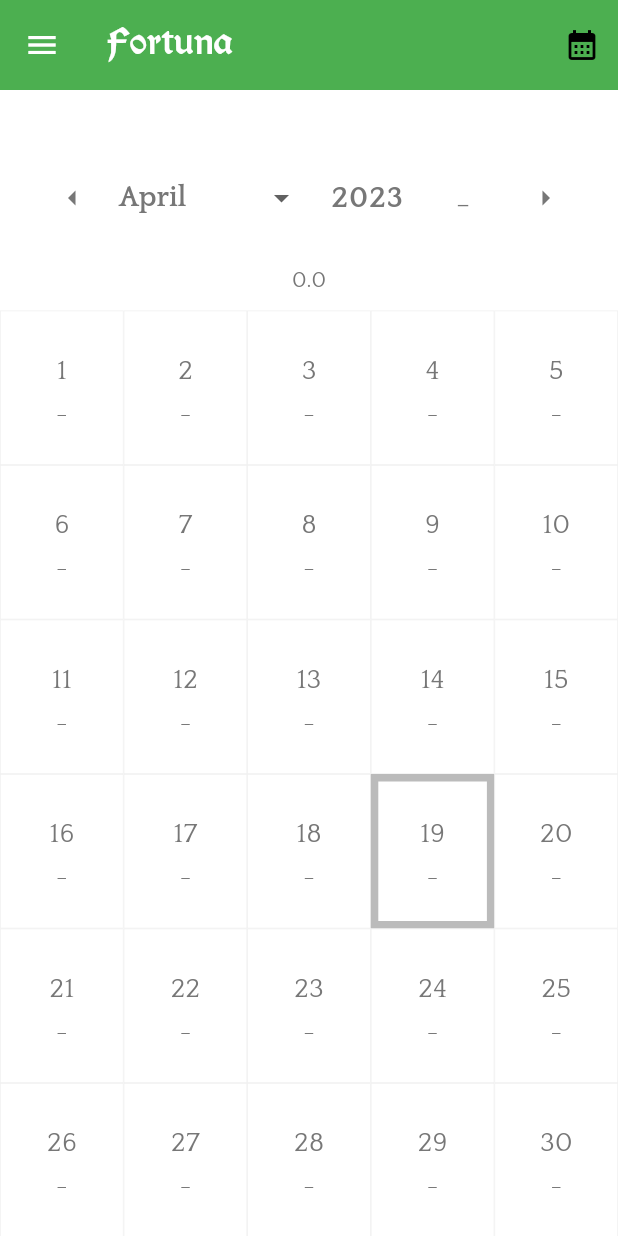
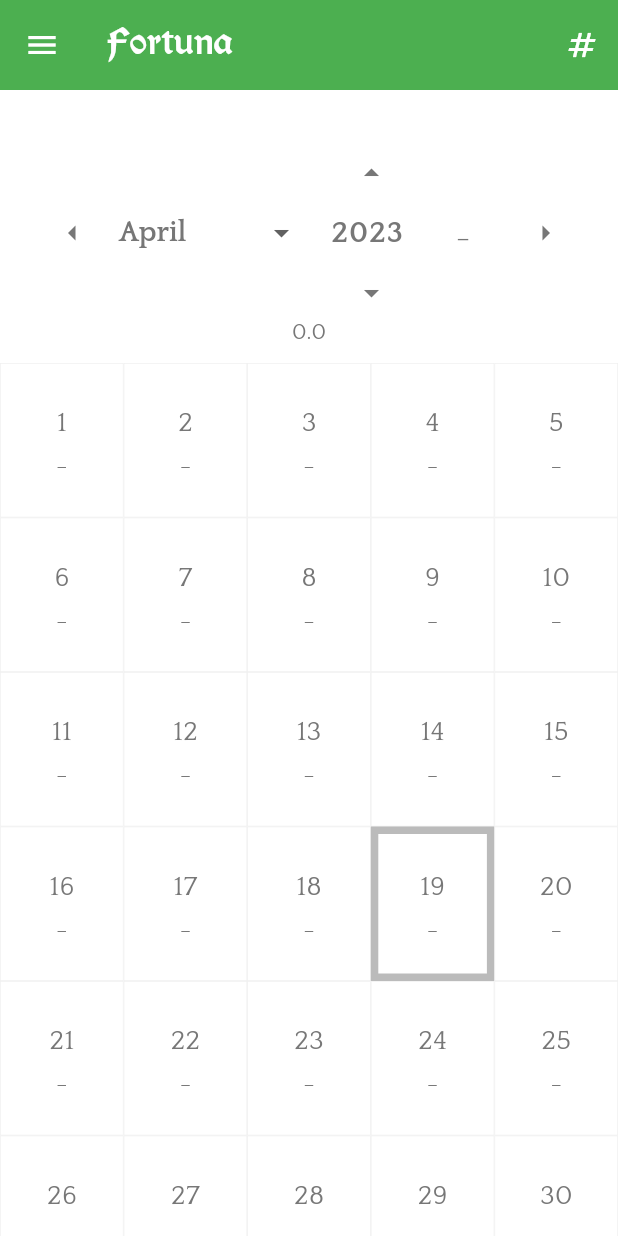
Before and after one commit to fulcrum6378/fortuna_flutter, a Flutter app: the Fortuna screen opened directly, after a tap on the "arrow left" icon, on a phone screen of 412 x 824 dp. Run offline on Flutter 3.47's test engine with Material 2 defaults, Android fonts, the phone set to English and light mode, and no system bars; our stand-ins replace file_picker, jiffy, share_plus, shared_preferences, vibration; missing offline and left inert: flutter_document_picker, format, share_plus_platform_interface; accounts and stored records are empty.

Commit message:
2023.04.19 - 2 (modifications)

```diff
--- a/lib/main.dart
+++ b/lib/main.dart
@@ -53,10 +53,12 @@ void main() {
         contentTextStyle: Fortuna.font(17, night: false),
         shape: mediumCornerStyle,
         backgroundColor: Fortuna.cpu,
+        surfaceTintColor: Fortuna.cpu,
       ),
       popupMenuTheme: popupMenu,
       scaffoldBackgroundColor: Colors.white,
       splashColor: Fortuna.cpw,
+      canvasColor: Fortuna.cpu,
       useMaterial3: true,
     ),
     darkTheme: ThemeData(
@@ -74,10 +76,12 @@ void main() {
         contentTextStyle: Fortuna.font(17, night: true),
         shape: mediumCornerStyle,
         backgroundColor: Fortuna.cpu,
+        surfaceTintColor: Fortuna.cpu,
       ),
       popupMenuTheme: popupMenu,
       scaffoldBackgroundColor: Colors.black,
       splashColor: Fortuna.cwd,
+      canvasColor: Fortuna.cpu,
       useMaterial3: true,
     ),
     themeMode: ThemeMode.system,
@@ -96,6 +100,7 @@ class Fortuna extends StatelessWidget {
   static bool lunaChanged = false;
   static String l = "en";
   static SharedPreferences? sp;
+  static bool showingSnackbar = false;
 
   static Luna emptyLuna() => Luna(calendar);
 
@@ -184,7 +189,7 @@ class Fortuna extends StatelessWidget {
         ),
         actions: <Widget>[
           PopupMenuButton<NumeralType>(
-            icon: Icon(Icons.calendar_month),
+            icon: Icon(Icons.numbers, color: Colors.white),
             tooltip: s('numerals'),
             initialValue: BaseNumeral.findById(selectedNumType),
             //elevation: 0, // In order to fix the grey problem!
@@ -193,6 +198,7 @@ class Fortuna extends StatelessWidget {
               Grid.id.currentState?.setState(() {});
               Fortuna.shake();
             },
+            surfaceTintColor: Fortuna.cpu,
             itemBuilder: (BuildContext c) =>
                 [for (int i = 0; i < BaseNumeral.all.length; i++) i].map((i) {
               NumeralType type = BaseNumeral.all[i];
@@ -284,9 +290,18 @@ class Fortuna extends StatelessWidget {
               ),
             ),
             navButton(context, Icons.outbox, 'navExport', () {
-              ScaffoldMessenger.of(context).showSnackBar(SnackBar(
+              if (showingSnackbar) return;
+              ScaffoldMessenger.of(context)
+                  .showSnackBar(
+                    SnackBar(
                         content: Text(s('exportNotSupported')),
-                  duration: Duration(seconds: 10)));
+                        duration: Duration(seconds: 10),
+                        onVisible: () {
+                          showingSnackbar = true;
+                        }),
+                  )
+                  .closed
+                  .then((_) => showingSnackbar = false);
             }, false),
             navButton(context, Icons.move_to_inbox, 'navImport', () {
               if (kIsWeb)
@@ -460,9 +475,7 @@ class PanelState extends State<Panel> {
             ),
           ),
         ),
-        Padding(
-          padding: const EdgeInsets.only(top: 9, bottom: 20),
-          child: Row(
+        Row(
           mainAxisAlignment: MainAxisAlignment.center,
           children: [
             InkWell(
@@ -473,7 +486,7 @@ class PanelState extends State<Panel> {
                   child: Icon(Icons.arrow_left, color: Fortuna.textColor()),
                 ),
               ),
-                onTap: () => rollCalendar(false),
+              onTap: () => rollCalendar(false, CalendarFields.MONTHS),
             ),
             SizedBox(width: arrowDistance),
             DropdownButtonHideUnderline(
@@ -498,7 +511,20 @@ class PanelState extends State<Panel> {
             const SizedBox(width: 21),
             SizedBox(
               width: 54,
-                child: TextFormField(
+              child: Column(
+                children: [
+                  InkWell(
+                    child: MouseRegion(
+                      cursor: SystemMouseCursors.click,
+                      child: Padding(
+                        padding: EdgeInsets.all(4),
+                        child: Icon(Icons.arrow_drop_up,
+                            color: Fortuna.textColor()),
+                      ),
+                    ),
+                    onTap: () => rollCalendar(true, CalendarFields.YEARS),
+                  ),
+                  TextFormField(
                     controller: TextEditingController()..text = _annus,
                     maxLength: 4,
                     maxLines: 1,
@@ -515,6 +541,19 @@ class PanelState extends State<Panel> {
                       Panel.annus = s;
                       valuesChanged();
                     },
+                  ),
+                  InkWell(
+                    child: MouseRegion(
+                      cursor: SystemMouseCursors.click,
+                      child: Padding(
+                        padding: EdgeInsets.all(4),
+                        child: Icon(Icons.arrow_drop_down,
+                            color: Fortuna.textColor()),
+                      ),
+                    ),
+                    onTap: () => rollCalendar(false, CalendarFields.YEARS),
+                  ),
+                ],
               ),
             ),
             const SizedBox(width: 10),
@@ -537,10 +576,9 @@ class PanelState extends State<Panel> {
                   child: Icon(Icons.arrow_right, color: Fortuna.textColor()),
                 ),
               ),
-                onTap: () => rollCalendar(true),
+              onTap: () => rollCalendar(true, CalendarFields.MONTHS),
             ),
           ],
-          ),
         ),
         Padding(
           padding: const EdgeInsets.only(bottom: 10),
@@ -560,12 +598,20 @@ class PanelState extends State<Panel> {
     Grid.id.currentState?.setState(() {});
   }
 
-  void rollCalendar(bool up) {
+  /// Move calendar in months or years
+  void rollCalendar(bool up, CalendarFields field, [int times = 1]) {
     final jiffy = Jiffy(Fortuna.calendar);
-    if (up)
-      jiffy.add(months: 1);
+    if (up) {
+      if (field == CalendarFields.YEARS)
+        jiffy.add(years: times);
       else
-      jiffy.subtract(months: 1);
+        jiffy.add(months: times);
+    } else {
+      if (field == CalendarFields.YEARS)
+        jiffy.subtract(years: times);
+      else
+        jiffy.subtract(months: times);
+    }
     Fortuna.calendar = jiffy.dateTime;
     Fortuna.luna = Fortuna.calendar.toKey();
     Panel.update();
@@ -709,6 +755,8 @@ class GridState extends State<Grid> {
 
 String s(String key) => dict[Fortuna.l]![key]!;
 
+enum CalendarFields { YEARS, MONTHS }
+
 /*TODO:
    * Fix numerals menu
    * Fix default verbum save problem only in Android?!?
--- a/pubspec.yaml
+++ b/pubspec.yaml
@@ -1,7 +1,7 @@
 name: fortuna
 description: An application of the Hedonist philosophy.
 publish_to: 'none'
-version: 3.4.8
+version: 3.5.5
 environment:
   sdk: ">=2.19.4 <3.0.2"
 
```
Also changed, not shown: lib/vita.dart (+6 -6 lines). Lines whose indentation alone changed are shown as unchanged.
